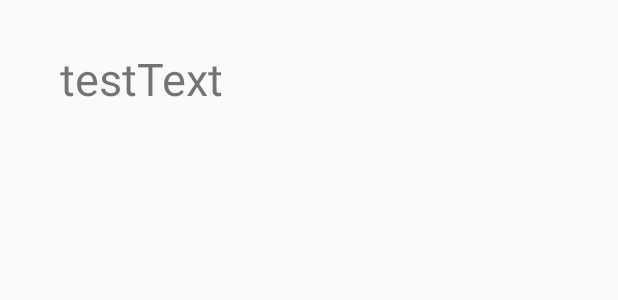
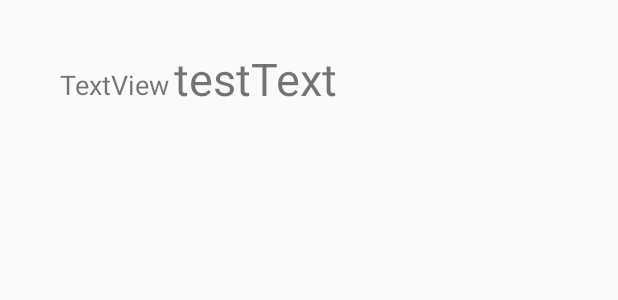
Before and after one commit to jarirauhala/koods, an Android app: the layout layout_description.xml on its own in the app's theme, with its tools: preview values and no code run, on a phone screen of 412 x 824 dp. Shown: the top 300 px of the screen. Run offline under Robolectric (Android 15) with nearby library versions, the phone set to English and light mode, and no system bars.

Commit message:
amount displaying on layout

```diff
--- a/AndroidK20/ShoppingList/app/src/main/res/layout/layout_description.xml
+++ b/AndroidK20/ShoppingList/app/src/main/res/layout/layout_description.xml
@@ -7,14 +7,26 @@
     android:layout_height="match_parent">
 
     <TextView
-        android:id="@+id/testTextView"
+        android:id="@+id/listNameTextView"
         android:layout_width="wrap_content"
         android:layout_height="wrap_content"
-        android:layout_marginStart="40dp"
-        android:layout_marginLeft="40dp"
+        android:layout_marginStart="116dp"
+        android:layout_marginLeft="116dp"
         android:layout_marginTop="32dp"
         android:text="testText"
         android:textSize="30sp"
         app:layout_constraintStart_toStartOf="parent"
         app:layout_constraintTop_toTopOf="parent" />
+
+    <TextView
+        android:id="@+id/listAmountTextView"
+        android:layout_width="wrap_content"
+        android:layout_height="wrap_content"
+        android:layout_marginStart="40dp"
+        android:layout_marginLeft="40dp"
+        android:layout_marginTop="44dp"
+        android:text="TextView"
+        android:textSize="18sp"
+        app:layout_constraintStart_toStartOf="parent"
+        app:layout_constraintTop_toTopOf="parent" />
 </androidx.constraintlayout.widget.ConstraintLayout>
```
Also changed, not shown: AndroidK20/ShoppingList/app/src/main/java/fi/lut/shoppinglist/ItemAdapter.java (+5 -3 lines).
